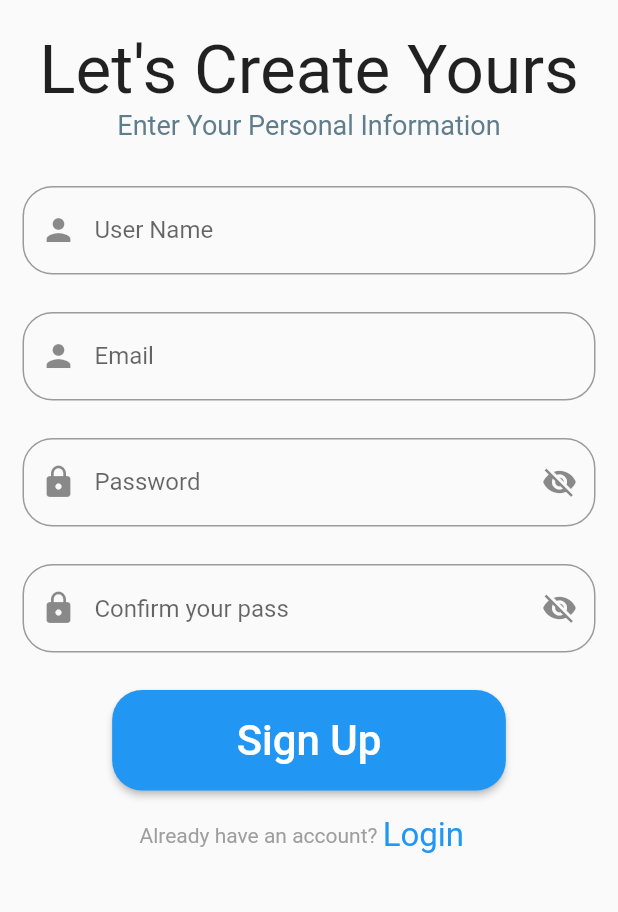
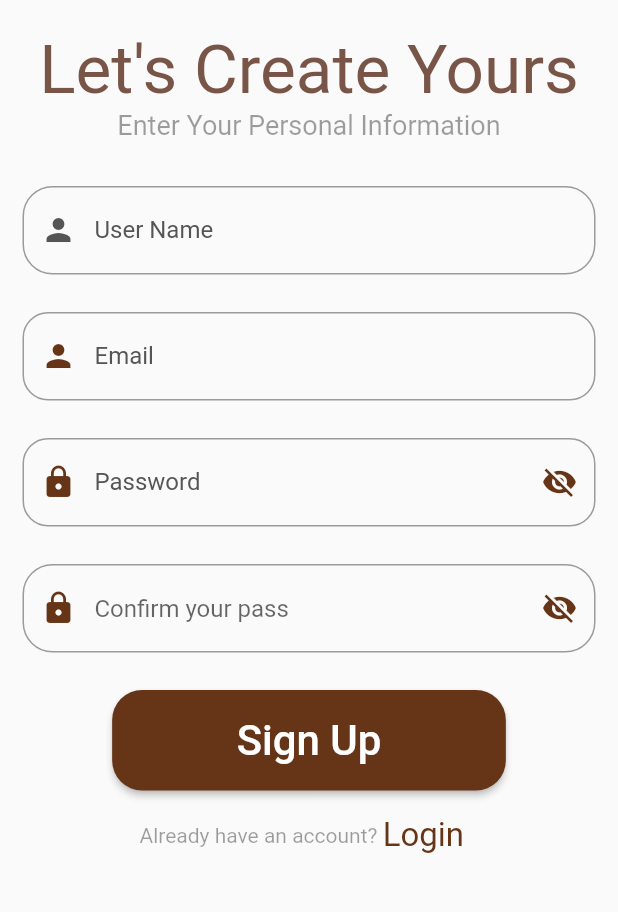
Before and after one commit to rana-sheta/final_project, a Flutter app: the login screen opened directly, after a tap on "Register", on a phone screen of 412 x 824 dp, the part 300-1212 px from its top. Run offline on Flutter 3.47's test engine with Material 2 defaults, Android fonts, the phone set to English and light mode, and no system bars; our stand-ins replace firebase_auth, firebase_core, google_fonts, shared_preferences; accounts and stored records are empty; network calls fail; Roboto replaces fonts that are missing (Aladin).

Commit message:
rana2 commit

```diff
--- a/lib/view/widgets/login-page.dart
+++ b/lib/view/widgets/login-page.dart
@@ -28,11 +28,12 @@ class _loginState extends State<login> {
   @override
   Widget build(BuildContext context) {
     return Scaffold(
+     // backgroundColor: Colors.brown,
       body:Form   (
         key: formKey,
         child: SingleChildScrollView(
           child: Padding(
-            padding: const EdgeInsets.all(20.0),
+            padding: const EdgeInsets.only(top: 50,left: 20,right: 20),
             child: Column(
               children: [
                 SizedBox(height: 20,),
@@ -52,14 +53,21 @@ class _loginState extends State<login> {
                   ),),),
                // SizedBox(height: 1,),
                 Text("Login to continue using the app",style:  GoogleFonts.aladin(textStyle:
-                TextStyle(color: Colors.grey.shade700,fontSize:20),) ,),
+                TextStyle(color: Colors.black38,fontSize:20),) ,),
                 SizedBox(height: 30,),
                 TextFormField(
                   controller: emailControler,
-                  decoration: const InputDecoration(
+                  decoration:  InputDecoration(
                       labelText:"Email",
+                    labelStyle: TextStyle(color: Color.fromARGB(255, 85,85,85)),
                       hintText: "input your email",
-                      prefixIcon: Icon(Icons.person),
+                    focusedBorder: OutlineInputBorder(
+                        borderSide: BorderSide(color: Color.fromARGB(255, 102, 53, 23),
+                        ),
+                        borderRadius: BorderRadius.circular(17)
+                    ),
+
+                      prefixIcon: Icon(Icons.person,color: Color.fromARGB(255, 102, 53, 23),),
                     border: OutlineInputBorder(
                         borderRadius : BorderRadius.all(Radius.circular(17.0))
                     ),
@@ -72,30 +80,38 @@ class _loginState extends State<login> {
                     controller:passwordControler,
                     decoration: InputDecoration(
                       labelText:"Password",
+                      //labelStyle: TextStyle(color: Color.fromARGB(255, 102, 53, 23)),
                       hintText: "input your Pass",
-                      prefixIcon: Icon(Icons.lock),
+                      focusedBorder: OutlineInputBorder(
+                        borderSide: BorderSide(color: Color.fromARGB(255, 102, 53, 23),
+                        ),
+                        borderRadius: BorderRadius.circular(17)
+                      ),
+                      labelStyle: TextStyle(color: Color.fromARGB(255,85,85,85)),
+                      prefixIcon: Icon(Icons.lock,color: Color.fromARGB(255, 102, 53, 23),),
                       suffixIcon: IconButton(
                          onPressed: (){
                            setState(() {
                              _passVisible=!_passVisible;
                            },);},
 
-                          icon: Icon(_passVisible? Icons.visibility_off: Icons.visibility),
+                          icon: Icon(_passVisible? Icons.visibility_off: Icons.visibility),color: Color.fromARGB(255, 102, 53, 23),
                       ),
                       border: const OutlineInputBorder(
                           borderRadius : BorderRadius.all(Radius.circular(17.0)),
+
                       ),
                     ),
                 ),
                 Padding(
-                  padding: EdgeInsets.only(left: 200,top: 10),
-                  child: Text("Forget your password?",style: TextStyle(color: Colors.grey.shade700),),
+                  padding: EdgeInsets.only(left: 200,top: 15),
+                  child: Text("Forget your password?",style: TextStyle(color: Colors.black38),),
                 ),
                 SizedBox(height: 60,),
 
                 ElevatedButton(
                      style: ElevatedButton.styleFrom(
-                       backgroundColor: Colors.black87,
+                       backgroundColor: Color.fromARGB(255, 102, 53, 23),
                         padding: EdgeInsets.symmetric(horizontal: 83,vertical: 14),
                        shape: RoundedRectangleBorder(borderRadius: BorderRadius.circular(17.0),),
                     ),
@@ -126,10 +142,10 @@ class _loginState extends State<login> {
                 Row(
                   mainAxisAlignment: MainAxisAlignment.center,
                   children: [
-                    Text("Don't have an account? ",style: TextStyle(color: Colors.grey.shade700,fontSize: 16),),
+                    Text("Don't have an account? ",style: TextStyle(color: Colors.black38,fontSize: 16),),
                     InkWell(
                       child:Text("Register",style: GoogleFonts.aladin(textStyle:
-                      TextStyle(color: Colors.black87,fontSize: 20))) ,
+                      TextStyle(color: Color.fromARGB(255, 102, 53, 23),fontSize: 20))) ,
                       onTap: (){
                         Navigator.push(context, MaterialPageRoute(builder: (context)=>
                             signup(),
--- a/lib/view/widgets/signup.dart
+++ b/lib/view/widgets/signup.dart
@@ -21,15 +21,6 @@ class _signupState extends State<signup> {
   @override
   Widget build(BuildContext context) {
     return Scaffold(
-
-      // appBar: AppBar(
-      //   backgroundColor: Colors.white,
-      // //   title: Center(
-      // //     child: SizedBox(height: 80,
-      // //         width: 150,
-      // //         child: Image(image: AssetImage('assets/text.png'),)),
-      // //   ),
-      // // ),
       body:SingleChildScrollView(
         child: Padding(
           padding: const EdgeInsets.all(15.0),
@@ -52,20 +43,27 @@ class _signupState extends State<signup> {
               ),
 
               SizedBox(height: 20,),
-              Text("Let's Create Yours",style: GoogleFonts.aladin(textStyle:TextStyle(fontSize: 45) ),
+              Text("Let's Create Yours",style: GoogleFonts.aladin(textStyle:TextStyle(fontSize: 45),color: Colors.brown ),
                 //
               ),
               // SizedBox(height: 1,),
-              Text("Enter Your Personal Information",style: GoogleFonts.aladin(textStyle:TextStyle(color: Colors.blueGrey,fontSize: 18), ),
+              Text("Enter Your Personal Information",style: GoogleFonts.aladin(textStyle:TextStyle(color: Colors.black38,fontSize: 18), ),
               ) ,
               SizedBox(height: 30,),
               TextFormField(
-                decoration: const InputDecoration(
+                decoration:  InputDecoration(
                   labelText:"User Name",
+                  labelStyle: TextStyle(color: Color.fromARGB(255,85,85,85)),
                   hintText: "Full name",
-                  prefixIcon: Icon(Icons.person),
+                  focusedBorder: OutlineInputBorder(
+                      borderSide: BorderSide(color: Color.fromARGB(255, 102, 53, 23),
+                      ),
+                      borderRadius: BorderRadius.circular(17)
+                  ),
+                  prefixIcon: Icon(Icons.person,color: Color.fromARGB(255,85,85,85)),
                   border: OutlineInputBorder(
-                      borderRadius : BorderRadius.all(Radius.circular(20.0))
+                      borderRadius : BorderRadius.all(Radius.circular(20.0)),
+
                   ),
                 ),
 
@@ -73,12 +71,19 @@ class _signupState extends State<signup> {
               SizedBox(height: 25,),
               TextFormField(
                 controller: emailControler,
-                decoration: const InputDecoration(
+                decoration:  InputDecoration(
                   labelText:"Email",
-                  hintText: "Email Address",
-                  prefixIcon: Icon(Icons.person),
+                  labelStyle: TextStyle(color: Color.fromARGB(255,85,85,85)),
+                  hintText: "Enter the email",
+                  focusedBorder: OutlineInputBorder(
+                      borderSide: BorderSide(color: Color.fromARGB(255, 102, 53, 23),
+                      ),
+                      borderRadius: BorderRadius.circular(17)
+                  ),
+
+                  prefixIcon: Icon(Icons.person,color: Color.fromARGB(255, 102, 53, 23),),
                   border: OutlineInputBorder(
-                      borderRadius : BorderRadius.all(Radius.circular(20.0))
+                      borderRadius : BorderRadius.all(Radius.circular(17.0))
                   ),
                 ),
 
@@ -89,18 +94,26 @@ class _signupState extends State<signup> {
                 controller:passwordControler,
                 decoration: InputDecoration(
                   labelText:"Password",
-                  hintText: "Creat new pass",
-                  prefixIcon: Icon(Icons.lock),
+
+                  hintText: "Enter your Pass",
+                  focusedBorder: OutlineInputBorder(
+                      borderSide: BorderSide(color: Color.fromARGB(255, 102, 53, 23),
+                      ),
+                      borderRadius: BorderRadius.circular(17)
+                  ),
+                  labelStyle: TextStyle(color: Color.fromARGB(255,85,85,85)),
+                  prefixIcon: Icon(Icons.lock,color: Color.fromARGB(255, 102, 53, 23),),
                   suffixIcon: IconButton(
                     onPressed: (){
                       setState(() {
                         _passVisible=!_passVisible;
                       },);},
 
-                    icon: Icon(_passVisible? Icons.visibility_off: Icons.visibility),
+                    icon: Icon(_passVisible? Icons.visibility_off: Icons.visibility),color: Color.fromARGB(255, 102, 53, 23),
                   ),
                   border: const OutlineInputBorder(
-                    borderRadius : BorderRadius.all(Radius.circular(20.0)),
+                    borderRadius : BorderRadius.all(Radius.circular(17.0)),
+
                   ),
                 ),
               ),
@@ -110,14 +123,19 @@ class _signupState extends State<signup> {
                 controller:passwordControler,
                 decoration: InputDecoration(
                   hintText: "Confirm your pass",
-                  prefixIcon: Icon(Icons.lock),
+                  focusedBorder: OutlineInputBorder(
+                      borderSide: BorderSide(color: Color.fromARGB(255, 102, 53, 23),
+                      ),
+                      borderRadius: BorderRadius.circular(17)
+                  ),
+                  prefixIcon: Icon(Icons.lock,color: Color.fromARGB(255, 102, 53, 23)),
                   suffixIcon: IconButton(
                     onPressed: (){
                       setState(() {
                         _passVisible=!_passVisible;
                       },);},
 
-                    icon: Icon(_passVisible? Icons.visibility_off: Icons.visibility),
+                    icon: Icon(_passVisible? Icons.visibility_off: Icons.visibility),color: Color.fromARGB(255, 102, 53, 23),
                   ),
                   border: const OutlineInputBorder(
                     borderRadius : BorderRadius.all(Radius.circular(20.0)),
@@ -127,6 +145,7 @@ class _signupState extends State<signup> {
               SizedBox(height: 25,),
               ElevatedButton(
                   style: ElevatedButton.styleFrom(
+                    backgroundColor: Color.fromARGB(255, 102, 53, 23),
                     padding: EdgeInsets.symmetric(horizontal: 83,vertical: 17),
                     shape: RoundedRectangleBorder(borderRadius: BorderRadius.circular(20.0),),
                   ),
@@ -137,17 +156,17 @@ class _signupState extends State<signup> {
                           after_login(),),);},
 
                   child: Text( "Sign Up",style: GoogleFonts.aladin(textStyle:
-                  TextStyle(fontSize: 28),)),
+                  TextStyle(fontSize: 28))),
               ),
 
               Container(
                   margin: EdgeInsets.only(left: 78,top: 17),
                   child:Row(
                     children: [
-                      Text("Already have an account? ",style: TextStyle(color: Colors.grey),),
+                      Text("Already have an account? ",style: TextStyle(color: Colors.black38),),
                       InkWell(
                         child:Text("Login",style:GoogleFonts.aladin(textStyle:
-                        TextStyle(color: Colors.blue,fontSize: 22))) ,
+                        TextStyle(fontSize: 22,color: Color.fromARGB(255, 102, 53, 23)))) ,
                         onTap: (){
                           Navigator.push(context, MaterialPageRoute(builder: (context)=>
                               login(),
--- a/pubspec.yaml
+++ b/pubspec.yaml
@@ -70,6 +70,8 @@ flutter:
       - assets/lock.jpg
       - assets/shoes.png
       - assets/ground.png
+      - assets/Background.png
+      - assets/lastbacke.jpg
       - assets/logoo.png
       - assets/text.png
   #   - images/a_dot_burr.jpeg
```
Also changed, not shown: lib/view/widgets/onboarding.dart (+22 -27 lines), assets/lastbacke.jpg (added), 1 other file.
